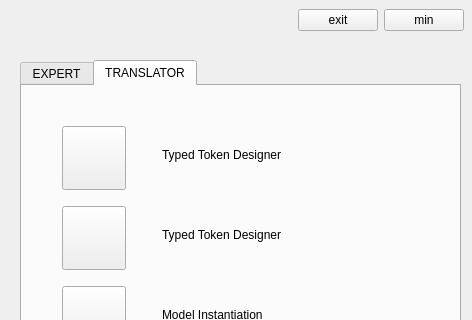
Qt form packages/Utilities/runner/ui/main_window.ui (heinz-preisig/ProMo13) before a commit; both pictures show x 0 to 472 and y 0 to 320 of the 472 by 811 pixel window.
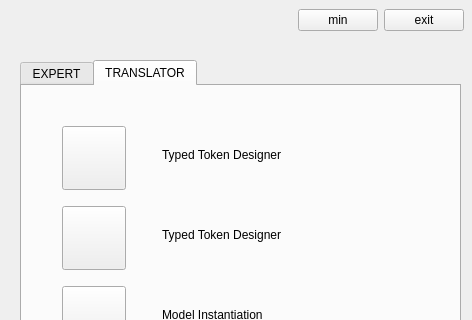
The same form after that commit.

Commit message: [runner] replacing run addjust dockerfile frameless window

Diff of the .ui file:
```diff
--- a/packages/Utilities/runner/ui/main_window.ui
+++ b/packages/Utilities/runner/ui/main_window.ui
@@ -351,16 +351,16 @@
       </spacer>
      </item>
      <item>
-      <widget class="QPushButton" name="Exit">
+      <widget class="QPushButton" name="Minimise">
        <property name="text">
-        <string>exit</string>
+        <string>min</string>
        </property>
       </widget>
      </item>
      <item>
-      <widget class="QPushButton" name="Minimise">
+      <widget class="QPushButton" name="Exit">
        <property name="text">
-        <string>min</string>
+        <string>exit</string>
        </property>
       </widget>
      </item>
```
The commit also changes 2 other files.
